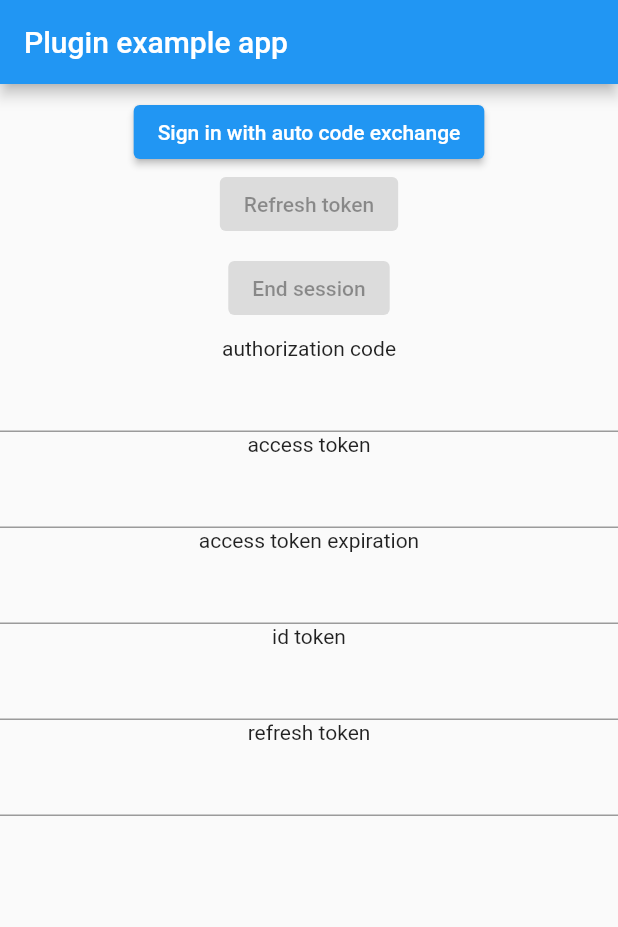
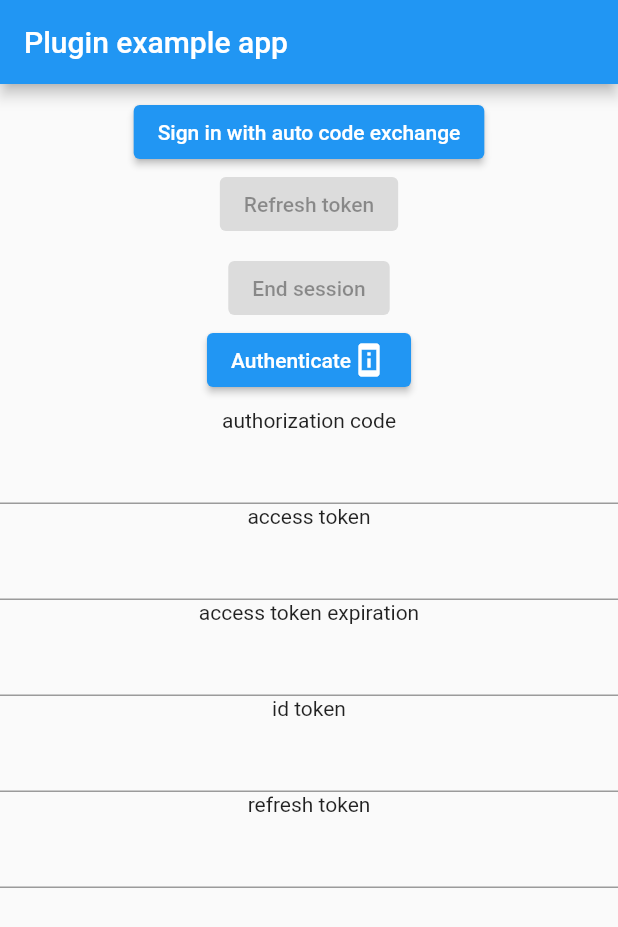
Before and after one commit to gucekm/flutter_appauth_example, a Flutter app: the screen it shows after launch, on a phone screen of 412 x 824 dp. Shown: the top 927 px of the screen. Run offline on Flutter 3.47's test engine with Material 2 defaults, Android fonts, the phone set to English and light mode, and no system bars; our stand-ins replace flutter_secure_storage, local_auth; missing offline and left inert: flutter_appauth.

Commit message:
local_auth fixed

```diff
--- a/lib/main.dart
+++ b/lib/main.dart
@@ -2,11 +2,19 @@ import 'dart:convert';
 import 'dart:io' show Platform;
 import 'dart:math';
 import 'package:flutter/material.dart';
+import 'package:flutter/services.dart';
 import 'package:flutter_appauth/flutter_appauth.dart';
 import 'package:http/http.dart' as http;
 import 'package:flutter_secure_storage/flutter_secure_storage.dart';
+import 'package:local_auth/local_auth.dart';
 
 void main() => runApp(const MyApp());
+
+enum _SupportState {
+  unknown,
+  supported,
+  unsupported,
+}
 
 class MyApp extends StatefulWidget {
   const MyApp({super.key});
@@ -25,6 +33,12 @@ class _MyAppState extends State<MyApp> {
   String? _refreshToken;
   String? _accessToken;
   String? _idToken;
+
+  final LocalAuthentication auth = LocalAuthentication();
+  _SupportState _supportState = _SupportState.unknown;
+  String _authorized = 'Not Authorized';
+  bool _isAuthenticating = false;
+
 
   final TextEditingController _authorizationCodeTextController =
   TextEditingController();
@@ -71,6 +85,37 @@ class _MyAppState extends State<MyApp> {
 
   }
 
+  Future<void> _authenticate() async {
+    bool authenticated = false;
+    try {
+      setState(() {
+        _isAuthenticating = true;
+        _authorized = 'Authenticating';
+      });
+      authenticated = await auth.authenticate(
+        localizedReason: 'Let OS determine authentication method',
+        options: const AuthenticationOptions(
+          stickyAuth: true,
+        ),
+      );
+      setState(() {
+        _isAuthenticating = false;
+      });
+    } on PlatformException catch (e) {
+      print(e);
+      setState(() {
+        _isAuthenticating = false;
+        _authorized = 'Error - ${e.message}';
+      });
+      return;
+    }
+    if (!mounted) {
+      return;
+    }
+
+    setState(
+            () => _authorized = authenticated ? 'Authorized' : 'Not Authorized');
+  }
   Future <void> _loadRefreshToken() async  {
     if (await _storage.containsKey(key: "refreshToken")) {
       _refreshToken= await _storage.read(key: "refreshToken");
@@ -113,6 +158,16 @@ class _MyAppState extends State<MyApp> {
                   }
                       : null,
                   child: const Text('End session'),
+                ),
+                ElevatedButton(
+                  onPressed: _authenticate,
+                  child: const Row(
+                    mainAxisSize: MainAxisSize.min,
+                    children: <Widget>[
+                      Text('Authenticate'),
+                      Icon(Icons.perm_device_information),
+                    ],
+                  ),
                 ),
                 const SizedBox(height: 8),
                 const Text('authorization code'),
--- a/pubspec.yaml
+++ b/pubspec.yaml
@@ -38,6 +38,7 @@ dependencies:
   flutter_appauth: ^6.0.2
   http: ^1.1.0
   flutter_secure_storage: ^9.0.0
+  local_auth: 2.1.7
 
 dev_dependencies:
   flutter_test:
```
Also changed, not shown: pubspec.lock, 5 other files.
